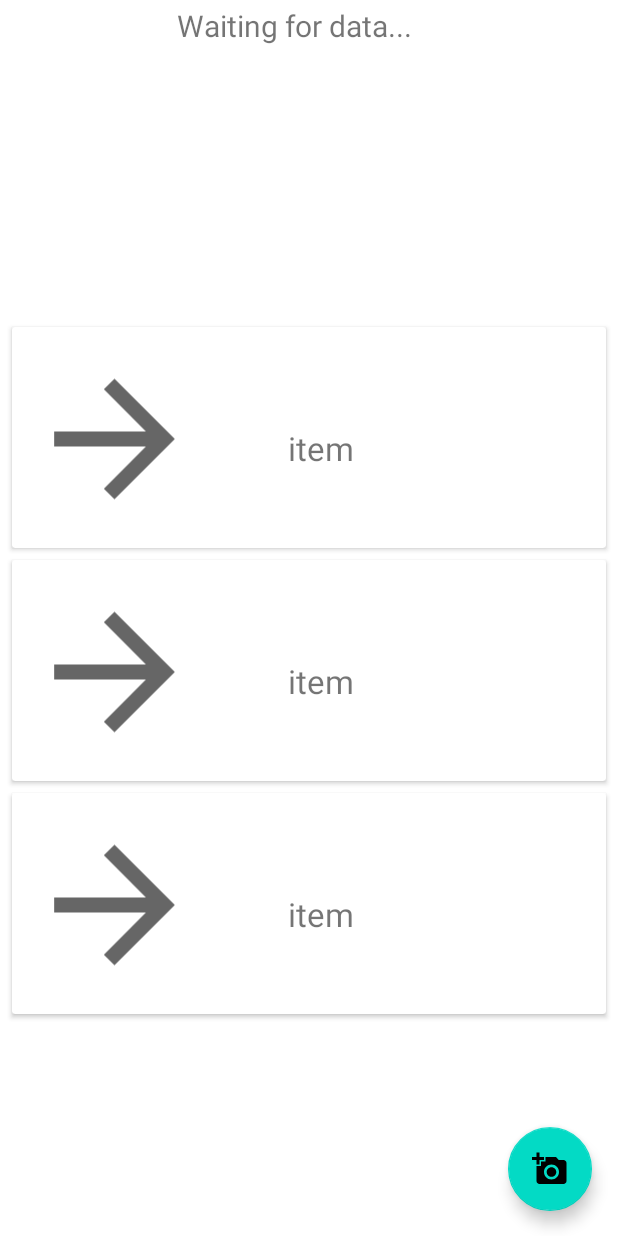
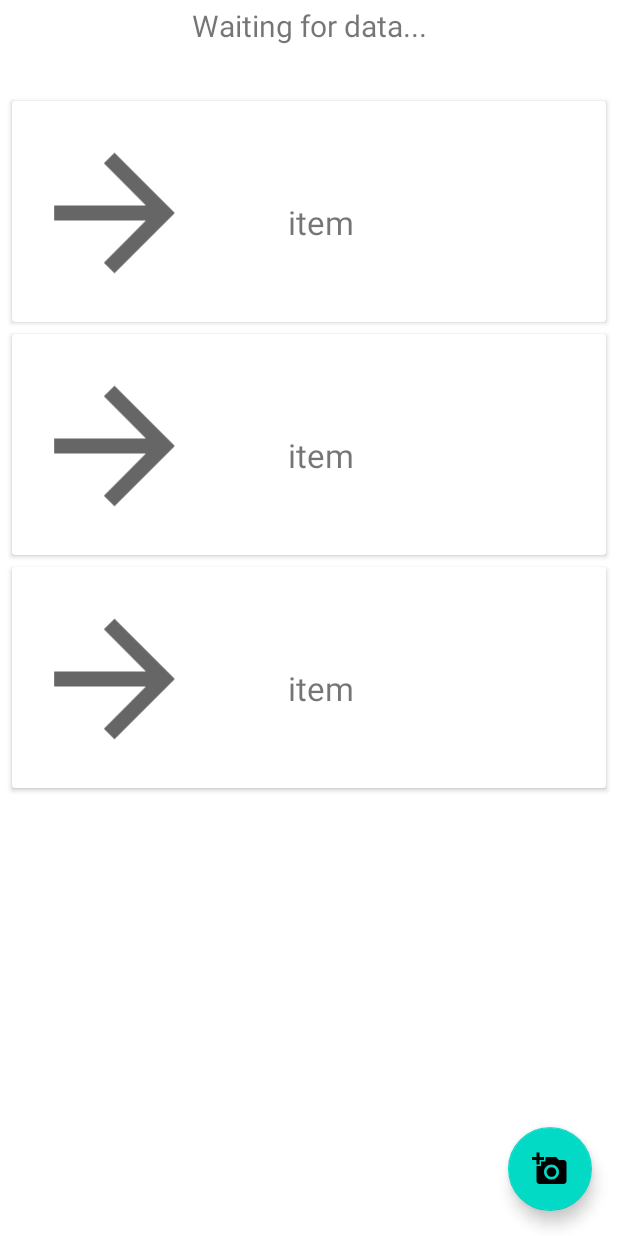
Before and after one commit to Sharkerz/InstaBus, an Android app: the layout activity_station_detail.xml on its own in the app's theme, with its tools: preview values and no code run, on a phone screen of 412 x 824 dp. Run offline under Robolectric (Android 15) with nearby library versions, the phone set to English and light mode, and no system bars.

Commit message:
Changment layout

```diff
--- a/app/src/main/res/layout/activity_station_detail.xml
+++ b/app/src/main/res/layout/activity_station_detail.xml
@@ -1,7 +1,7 @@
 <?xml version="1.0" encoding="utf-8"?>
 <layout xmlns:app="http://schemas.android.com/apk/res-auto"
     xmlns:tools="http://schemas.android.com/tools"
-    xmlns:android="http://schemas.android.com/apk/res/android">
+    xmlns:android="http://schemas.android.com/apk/res/android" >
 
     <androidx.constraintlayout.widget.ConstraintLayout
         android:layout_width="match_parent"
@@ -10,7 +10,7 @@
 
         <TextView
             android:id="@+id/station_name"
-            android:layout_width="392dp"
+            android:layout_width="match_parent"
             android:layout_height="56dp"
             android:gravity="center_horizontal"
             android:text="Waiting for data..."
@@ -25,15 +25,15 @@
         <androidx.recyclerview.widget.RecyclerView
             android:id="@+id/recycler_picture_list"
             android:layout_width="match_parent"
-            android:layout_height="614dp"
+            android:layout_height="672dp"
             android:clipToPadding="false"
             android:padding="4dp"
             app:layout_constraintBottom_toBottomOf="parent"
             app:layout_constraintEnd_toEndOf="parent"
-            app:layout_constraintHorizontal_bias="0.0"
+            app:layout_constraintHorizontal_bias="1.0"
             app:layout_constraintStart_toStartOf="parent"
-            app:layout_constraintTop_toTopOf="parent"
-            app:layout_constraintVertical_bias="1.0"
+            app:layout_constraintTop_toBottomOf="@+id/station_name"
+            app:layout_constraintVertical_bias="0.0"
             tools:listitem="@layout/picture_item" />
 
         <com.google.android.material.floatingactionbutton.FloatingActionButton
--- a/app/src/main/res/layout/fragment_list.xml
+++ b/app/src/main/res/layout/fragment_list.xml
@@ -1,5 +1,5 @@
 <?xml version="1.0" encoding="utf-8"?>
-<RelativeLayout
+<androidx.constraintlayout.widget.ConstraintLayout
     xmlns:android="http://schemas.android.com/apk/res/android"
     xmlns:app="http://schemas.android.com/apk/res-auto"
     xmlns:tools="http://schemas.android.com/tools"
@@ -15,4 +15,4 @@
         android:padding="4dp"
         tools:listitem="@layout/station_item" />
 
-</RelativeLayout>
+</androidx.constraintlayout.widget.ConstraintLayout>
```
